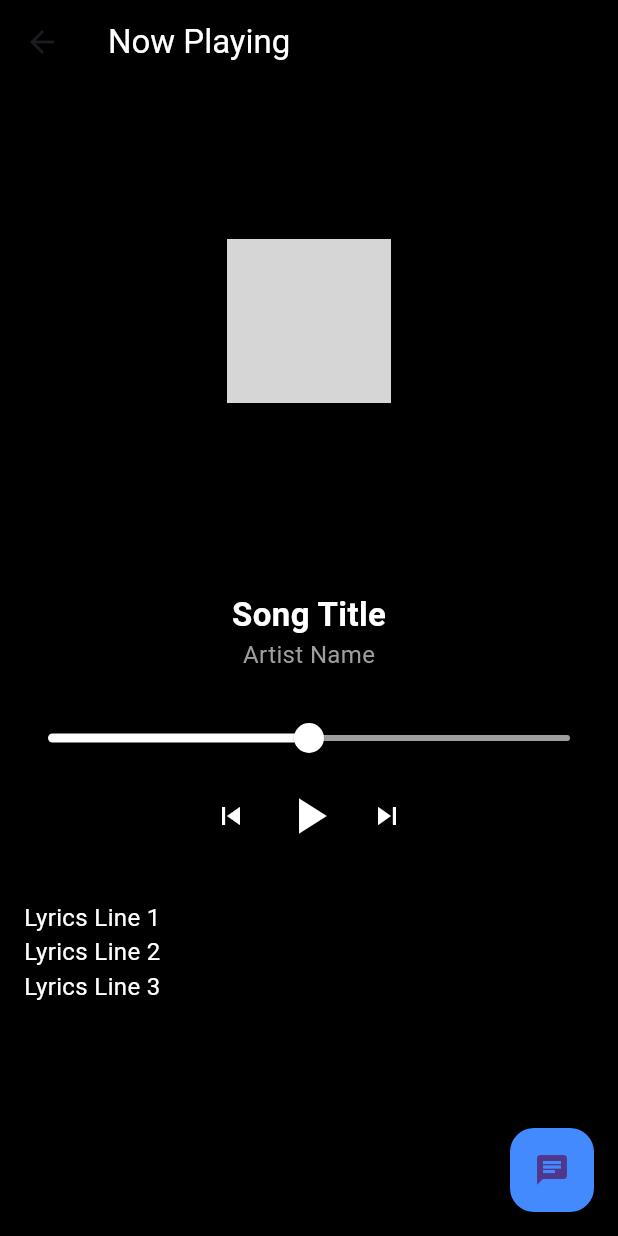
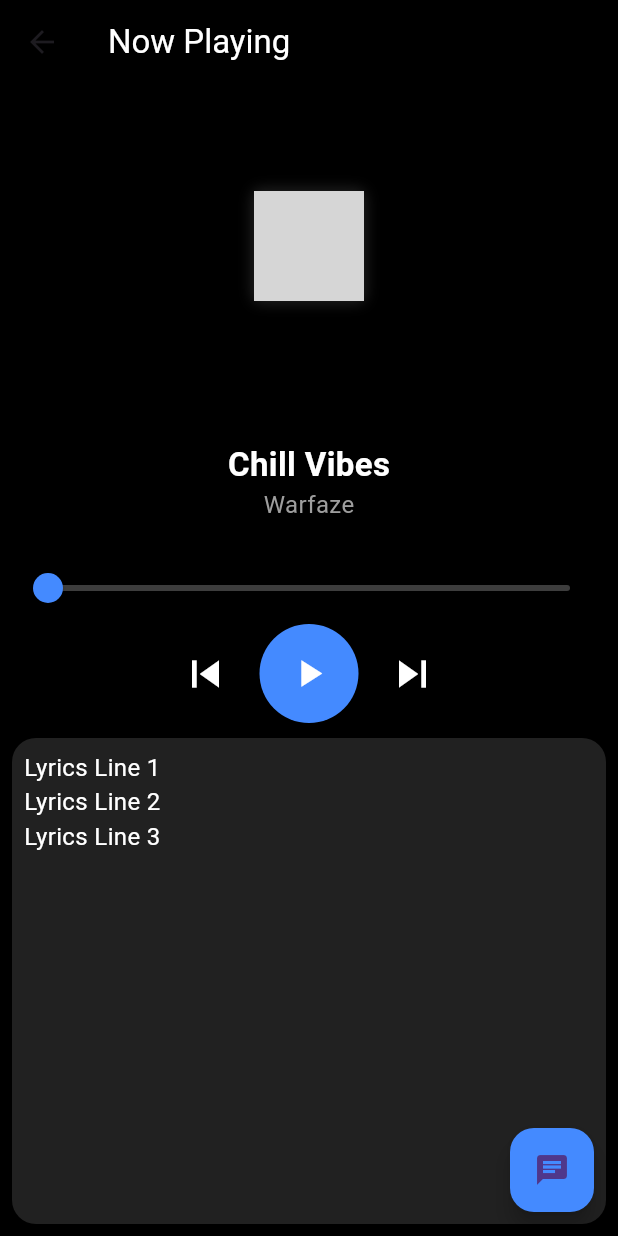
Before and after one commit to Md-LatifurRatul/emotion_detection_playlist, a Flutter app: the MusicPlayerScreen screen opened directly, after a tap on the "skip previous" icon, on a phone screen of 412 x 824 dp. Run offline on Flutter 3.47's test engine with Material 3 defaults, Android fonts, the phone set to English and light mode, and no system bars; our stand-ins replace animate_do, firebase_auth, firebase_core, google_sign_in, just_audio; missing offline and left inert: audio_session; accounts and stored records are empty; generated files the repository leaves out were written again; network calls fail; grey boxes are pictures that could not be loaded.

Commit message:
music configuration

```diff
--- a/lib/ui/screens/main_bottom_nav_bar_screen.dart
+++ b/lib/ui/screens/main_bottom_nav_bar_screen.dart
@@ -1,6 +1,6 @@
 import 'package:emotion_music_app/ui/screens/chat_screen.dart';
 import 'package:emotion_music_app/ui/screens/emotion_detection_home_screen.dart';
-import 'package:emotion_music_app/ui/screens/music_player_screen.dart';
+import 'package:emotion_music_app/ui/screens/music_player/music_player_screen.dart';
 import 'package:flutter/material.dart';
 
 class MainBottomNavBarScreen extends StatefulWidget {
--- /dev/null
+++ b/lib/ui/screens/music_player/music_player_screen.dart
@@ -0,0 +1,281 @@
+import 'package:audio_session/audio_session.dart';
+import 'package:flutter/material.dart';
+import 'package:just_audio/just_audio.dart';
+
+class MusicPlayerScreen extends StatefulWidget {
+  const MusicPlayerScreen({super.key});
+
+  @override
+  State<MusicPlayerScreen> createState() => _MusicPlayerScreenState();
+}
+
+class _MusicPlayerScreenState extends State<MusicPlayerScreen>
+    with SingleTickerProviderStateMixin {
+  late AnimationController _animationController;
+  late Animation<double> _imageAnimation;
+  late AudioPlayer _audioPlayer;
+  bool isPlaying = false;
+  int _currentIndex = 0;
+
+  @override
+  void initState() {
+    super.initState();
+    _initAudio();
+    _animationController = AnimationController(
+      vsync: this,
+      duration: const Duration(seconds: 2),
+    );
+
+    _imageAnimation = CurvedAnimation(
+      parent: _animationController,
+      curve: Curves.easeInOut,
+    );
+
+    _animationController.repeat(reverse: true);
+  }
+
+  final List<Map<String, String>> _songs = [
+    {
+      "title": "Chill Vibes",
+      "artist": "Warfaze",
+
+      "url":
+          "https://www.music.com.bd/download/Music/W/Warfaze/Shotto/04.%20Warfaze%20-%20Purnota%20(music.com.bd).mp3",
+
+      "image":
+          "https://encrypted-tbn0.gstatic.com/images?q=tbn:ANd9GcRI6oe0i5K8vjoaCdABY5I9uJffX2M1NIkSQA&s",
+    },
+
+    {
+      "title": "Mood Booster",
+      "artist": "Artcell",
+
+      "url":
+          "https://music.com.bd/download/Music/A/Artcell/Oniket%20Prantor/Artcell%20-%20Oniket%20Prantor%20(music.com.bd).mp3",
+
+      "image":
+          "https://encrypted-tbn0.gstatic.com/images?q=tbn:ANd9GcRI6oe0i5K8vjoaCdABY5I9uJffX2M1NIkSQA&s",
+    },
+
+    {
+      "title": "Chill Vibes",
+      "artist": "Warfaze",
+
+      "url":
+          "https://www.music.com.bd/download/Music/W/Warfaze/Shotto/04.%20Warfaze%20-%20Purnota%20(music.com.bd).mp3",
+
+      "image":
+          "https://encrypted-tbn0.gstatic.com/images?q=tbn:ANd9GcRI6oe0i5K8vjoaCdABY5I9uJffX2M1NIkSQA&s",
+    },
+  ];
+
+  Future<void> _initAudio() async {
+    _audioPlayer = AudioPlayer();
+
+    final session = await AudioSession.instance;
+    await session.configure(const AudioSessionConfiguration.music());
+
+    try {
+      await _audioPlayer.setUrl(_songs[_currentIndex]["url"]!);
+    } catch (e) {
+      print("Error loading audio: $e");
+    }
+  }
+
+  void _playPause() {
+    if (_audioPlayer.playing) {
+      _audioPlayer.pause();
+      _animationController.stop();
+      setState(() {
+        isPlaying = false;
+      });
+    } else {
+      _audioPlayer.play();
+      _animationController.repeat();
+      setState(() {
+        isPlaying = true;
+      });
+    }
+  }
+
+  void _playNext() {
+    if (_currentIndex < _songs.length - 1) {
+      _currentIndex++;
+      _loadAndPlay();
+    }
+  }
+
+  void _playPrevious() {
+    if (_currentIndex > 0) {
+      _currentIndex--;
+      _loadAndPlay();
+    }
+  }
+
+  Future<void> _loadAndPlay() async {
+    await _audioPlayer.setUrl(_songs[_currentIndex]['url']!);
+    _audioPlayer.play();
+    setState(() {
+      isPlaying = true;
+    });
+  }
+
+  @override
+  Widget build(BuildContext context) {
+    return Scaffold(
+      backgroundColor: Colors.black,
+      appBar: AppBar(
+        title: Text("Now Playing", style: TextStyle(color: Colors.white)),
+        backgroundColor: Colors.transparent,
+      ),
+      body: Padding(
+        padding: const EdgeInsets.all(8.0),
+        child: Column(
+          children: [
+            ScaleTransition(
+              scale: _imageAnimation,
+
+              child: Container(
+                height: 200,
+                width: 200,
+                decoration: BoxDecoration(
+                  borderRadius: BorderRadius.circular(20),
+                  image: DecorationImage(
+                    image: NetworkImage(_songs[_currentIndex]['image']!),
+                    fit: BoxFit.cover,
+                  ),
+
+                  boxShadow: [
+                    BoxShadow(
+                      color: Colors.white12,
+                      blurRadius: 20,
+                      spreadRadius: 5,
+                    ),
+                  ],
+                ),
+              ),
+            ),
+
+            SizedBox(height: 30),
+
+            Text(
+              _songs[_currentIndex]['title']!,
+              style: TextStyle(
+                fontSize: 22,
+                color: Colors.white,
+                fontWeight: FontWeight.bold,
+              ),
+            ),
+            Text(
+              _songs[_currentIndex]['artist']!,
+              style: TextStyle(fontSize: 16, color: Colors.grey),
+            ),
+            SizedBox(height: 20),
+
+            StreamBuilder<Duration>(
+              stream: _audioPlayer.positionStream,
+              builder: (context, snapshot) {
+                final position = snapshot.data ?? Duration.zero;
+
+                final total = _audioPlayer.duration ?? Duration.zero;
+
+                return Slider(
+                  value: position.inSeconds.toDouble(),
+                  max: total.inSeconds.toDouble(),
+
+                  onChanged: (value) {
+                    _audioPlayer.seek(Duration(seconds: value.toInt()));
+                  },
+                  activeColor: Colors.blueAccent,
+                  inactiveColor: Colors.white24,
+                );
+              },
+            ),
+
+            // Slider(
+            //   value: 0.5,
+            //   onChanged: (value) {},
+            //   activeColor: Colors.white,
+            //   inactiveColor: Colors.grey,
+            // ),
+            Row(
+              mainAxisAlignment: MainAxisAlignment.center,
+              children: [
+                IconButton(
+                  icon: Icon(Icons.skip_previous, color: Colors.white),
+                  iconSize: 36,
+                  onPressed: _playPrevious,
+                ),
+                const SizedBox(width: 10),
+
+                ElevatedButton(
+                  onPressed: () {
+                    _playPause();
+                  },
+                  style: ElevatedButton.styleFrom(
+                    shape: const CircleBorder(),
+                    backgroundColor: Colors.blueAccent,
+                    padding: const EdgeInsets.all(18),
+                  ),
+
+                  child: Icon(
+                    isPlaying ? Icons.pause : Icons.play_arrow,
+                    color: Colors.white,
+                    size: 30,
+                  ),
+                ),
+                const SizedBox(width: 10),
+                IconButton(
+                  icon: Icon(Icons.skip_next, color: Colors.white),
+                  color: Colors.white,
+                  iconSize: 36,
+                  onPressed: _playNext,
+                ),
+              ],
+            ),
+            SizedBox(height: 10),
+
+            Expanded(
+              child: Container(
+                width: double.infinity,
+                padding: const EdgeInsets.all(8.0),
+                decoration: BoxDecoration(
+                  color: Colors.grey[900],
+                  borderRadius: BorderRadius.circular(16),
+                ),
+                child: ListView(
+                  children: [
+                    Text(
+                      'Lyrics Line 1',
+                      style: TextStyle(color: Colors.white, fontSize: 16),
+                    ),
+                    Text(
+                      "Lyrics Line 2",
+                      style: TextStyle(color: Colors.white, fontSize: 16),
+                    ),
+                    Text(
+                      "Lyrics Line 3",
+                      style: TextStyle(color: Colors.white, fontSize: 16),
+                    ),
+                  ],
+                ),
+              ),
+            ),
+          ],
+        ),
+      ),
+      floatingActionButton: FloatingActionButton(
+        backgroundColor: Colors.blueAccent,
+        child: Icon(Icons.chat),
+        onPressed: () {},
+      ),
+    );
+  }
+
+  @override
+  void dispose() {
+    _animationController.dispose();
+    _audioPlayer.dispose();
+    super.dispose();
+  }
+}
--- a/lib/ui/screens/music_player_screen.dart
+++ /dev/null
@@ -1,138 +0,0 @@
-import 'package:emotion_music_app/core/image_path.dart';
-import 'package:flutter/material.dart';
-
-class MusicPlayerScreen extends StatefulWidget {
-  const MusicPlayerScreen({super.key});
-
-  @override
-  State<MusicPlayerScreen> createState() => _MusicPlayerScreenState();
-}
-
-class _MusicPlayerScreenState extends State<MusicPlayerScreen>
-    with SingleTickerProviderStateMixin {
-  late AnimationController _animationController;
-  late Animation<double> _imageAnimation;
-
-  @override
-  void initState() {
-    super.initState();
-    _animationController = AnimationController(
-      vsync: this,
-      duration: const Duration(seconds: 2),
-    );
-
-    _imageAnimation = CurvedAnimation(
-      parent: _animationController,
-      curve: Curves.easeInOut,
-    );
-
-    _animationController.repeat(reverse: true);
-  }
-
-  @override
-  Widget build(BuildContext context) {
-    return Scaffold(
-      backgroundColor: Colors.black,
-      appBar: AppBar(
-        title: Text("Now Playing", style: TextStyle(color: Colors.white)),
-        backgroundColor: Colors.transparent,
-      ),
-      body: Padding(
-        padding: const EdgeInsets.all(8.0),
-        child: Column(
-          children: [
-            ScaleTransition(
-              scale: _imageAnimation,
-
-              child: Container(
-                height: 300,
-                width: 300,
-                decoration: BoxDecoration(
-                  borderRadius: BorderRadius.circular(20),
-                  image: DecorationImage(
-                    image: NetworkImage(ImagePath.networkMusicImage),
-                    fit: BoxFit.cover,
-                  ),
-                ),
-              ),
-            ),
-
-            SizedBox(height: 30),
-
-            Text(
-              "Song Title",
-              style: TextStyle(
-                fontSize: 22,
-                color: Colors.white,
-                fontWeight: FontWeight.bold,
-              ),
-            ),
-            Text(
-              "Artist Name",
-              style: TextStyle(fontSize: 16, color: Colors.grey),
-            ),
-            SizedBox(height: 20),
-            Slider(
-              value: 0.5,
-              onChanged: (value) {},
-              activeColor: Colors.white,
-              inactiveColor: Colors.grey,
-            ),
-
-            Row(
-              mainAxisAlignment: MainAxisAlignment.center,
-              children: [
-                IconButton(
-                  icon: Icon(Icons.skip_previous, color: Colors.white),
-                  onPressed: () {},
-                ),
-                IconButton(
-                  icon: Icon(Icons.play_arrow, color: Colors.white, size: 40),
-                  onPressed: () {},
-                ),
-                IconButton(
-                  icon: Icon(Icons.skip_next, color: Colors.white),
-                  onPressed: () {},
-                ),
-              ],
-            ),
-            SizedBox(height: 20),
-
-            Expanded(
-              child: Padding(
-                padding: const EdgeInsets.all(8.0),
-                child: ListView(
-                  children: [
-                    Text(
-                      'Lyrics Line 1',
-                      style: TextStyle(color: Colors.white, fontSize: 16),
-                    ),
-                    Text(
-                      "Lyrics Line 2",
-                      style: TextStyle(color: Colors.white, fontSize: 16),
-                    ),
-                    Text(
-                      "Lyrics Line 3",
-                      style: TextStyle(color: Colors.white, fontSize: 16),
-                    ),
-                  ],
-                ),
-              ),
-            ),
-          ],
-        ),
-      ),
-      floatingActionButton: FloatingActionButton(
-        backgroundColor: Colors.blueAccent,
-        child: Icon(Icons.chat),
-        onPressed: () {},
-      ),
-    );
-  }
-
-  @override
-  void dispose() {
-    _animationController.dispose();
-    super.dispose();
-  }
-}
--- a/pubspec.yaml
+++ b/pubspec.yaml
@@ -40,6 +40,8 @@ dependencies:
   firebase_auth: ^5.5.2
   firebase_core: ^3.13.0
   google_sign_in: ^6.3.0
+  just_audio: ^0.10.1
+  audio_session: ^0.2.1
 
 dev_dependencies:
   flutter_test:
```
Also changed, not shown: pubspec.lock, 1 other file.
